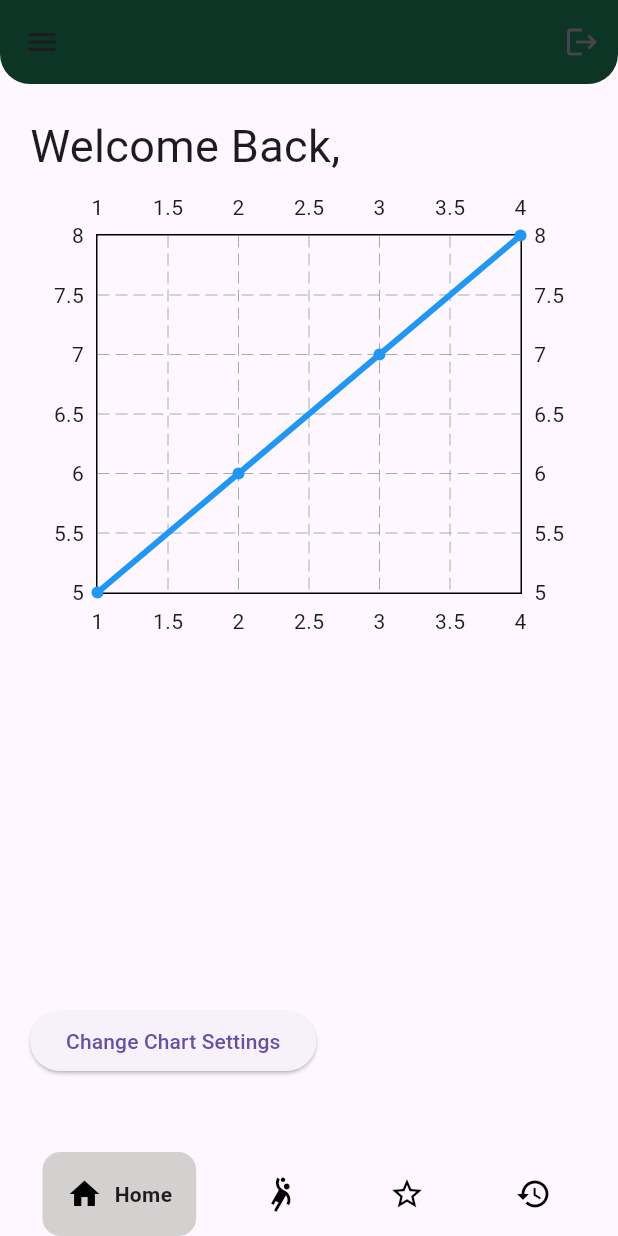
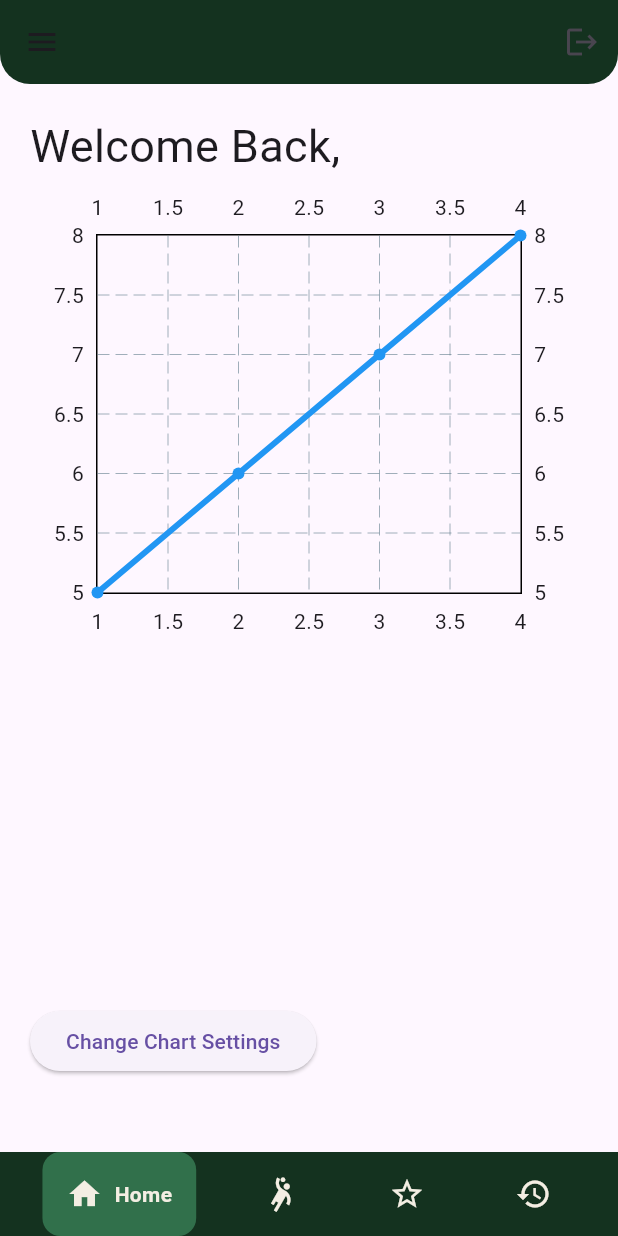
Before and after one commit to marcsaffold17/GetFitApp, a Flutter app: the MyHomePage screen opened directly, on a phone screen of 412 x 824 dp. Run offline on Flutter 3.47's test engine with Material 3 defaults, Android fonts, the phone set to English and light mode, and no system bars; drawn by our look-alikes of fl_chart, google_nav_bar; our stand-ins replace cloud_firestore, firebase_core, shared_preferences; accounts and stored records are empty.

Commit message:
changed color for navbar, appbar, and workout-plan

```diff
--- a/get_fit_app/lib/view/HomePage.dart
+++ b/get_fit_app/lib/view/HomePage.dart
@@ -130,7 +130,7 @@ class _MyHomePageState extends State<MyHomePage> {
     return Scaffold(
       appBar: AppBar(
         title: const Text(""),
-        backgroundColor: Color.fromARGB(255, 12,53,37),
+        backgroundColor: Color.fromARGB(255, 20, 50, 31),
         actions: [
           IconButton(icon: const Icon(Icons.logout), onPressed: _logout),
         ],
@@ -152,25 +152,38 @@ class _MyHomePageState extends State<MyHomePage> {
         },
         padding: EdgeInsets.all(16),
         gap: 8,
-        tabBackgroundColor: const Color.fromARGB(255, 211, 208, 208)!,
+        backgroundColor: Color.fromARGB(255, 20,50,31),
+        tabBackgroundColor: Color.fromARGB(255, 49, 112, 75),
         tabBorderRadius: 12,
         mainAxisAlignment: MainAxisAlignment.spaceEvenly,
         tabs: const [
           GButton(
-            icon: Icons.home,
-            text: 'Home',
+              icon: Icons.home,
+              text: 'Home',
+              iconColor: Color.fromARGB(255, 244, 238, 227),
+              iconActiveColor: Color.fromARGB(255, 244, 238, 227),
+              textColor: Color.fromARGB(255, 244, 238, 227),
             ),
             GButton(
               icon:Icons.sports_handball_outlined,
               text: 'Exercise List',
+              iconColor: Color.fromARGB(255, 244, 238, 227),
+              iconActiveColor: Color.fromARGB(255, 244, 238, 227),
+              textColor: Color.fromARGB(255, 244, 238, 227),
             ),
             GButton(
               icon:Icons.star_border_outlined,
-              text: "Favorites"
+              text: "Favorites",
+              iconColor: Color.fromARGB(255, 244, 238, 227),
+              iconActiveColor: Color.fromARGB(255, 244, 238, 227),
+              textColor: Color.fromARGB(255, 244, 238, 227),
             ),
             GButton(
               icon:Icons.history,
-              text: "Workout History"
+              text: "Workout History",
+              iconColor: Color.fromARGB(255, 244, 238, 227),
+              iconActiveColor: Color.fromARGB(255, 244, 238, 227),
+              textColor: Color.fromARGB(255, 244, 238, 227),
             ),
         ]
       ),
```
Also changed, not shown: get_fit_app/lib/view/Workout-Plan.dart (+14 -12 lines).
